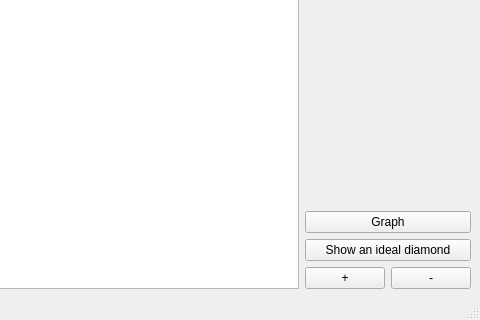
Old version of the form mainwindow.ui in the repository pshakhmin/dsba-itop2023-hw; both pictures show x 320 to 800 and y 280 to 600 of the 800 by 600 pixel window.
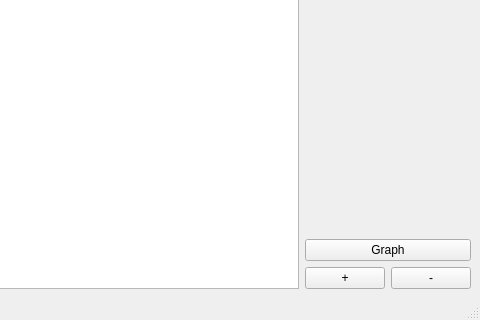
New version of the form. Custom widgets are drawn as their Qt base class.

Patch:
```diff
--- a/mainwindow.ui
+++ b/mainwindow.ui
@@ -115,13 +115,6 @@
         </property>
        </widget>
       </item>
-      <item>
-       <widget class="QPushButton" name="idealDiamondButton">
-        <property name="text">
-         <string>Show an ideal diamond</string>
-        </property>
-       </widget>
-      </item>
       <item>
        <layout class="QHBoxLayout" name="horizontalLayout_2">
         <item>
```
Left out of the diff: 6 changed lines with no effect on the pictures.
